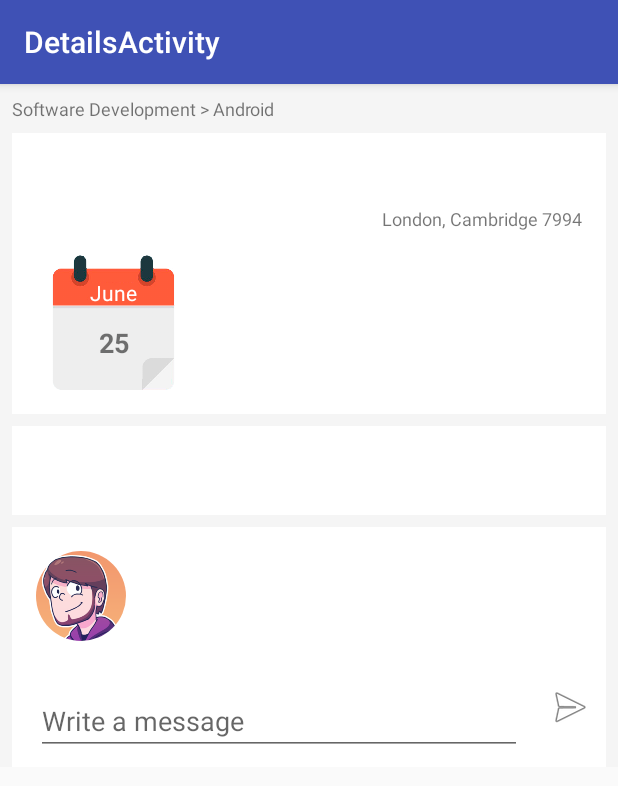
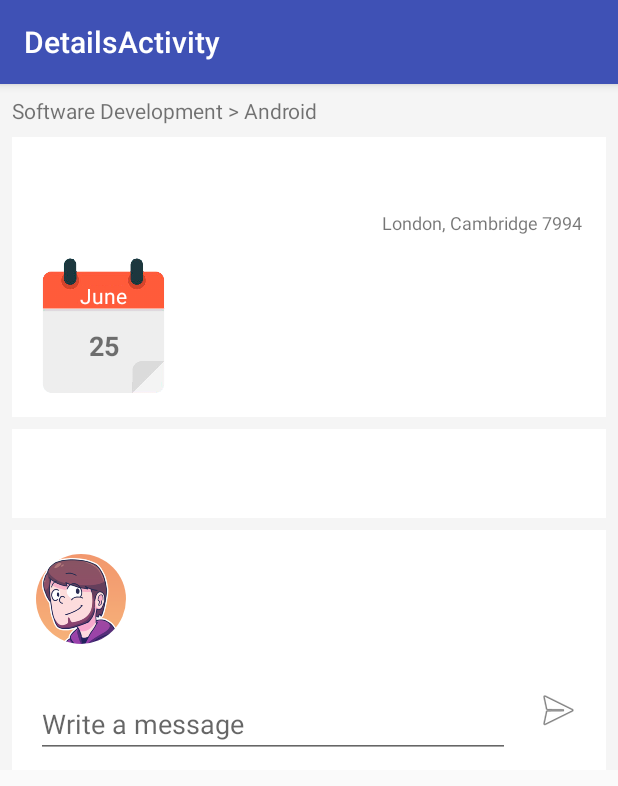
Before and after one commit to srihi/Civis, an Android app: the DetailsActivity screen opened directly, with no data from a screen before it, on a phone screen of 412 x 824 dp. Shown: the top 786 px of the screen. Run offline under Robolectric (Android 15) with nearby library versions, the light colour scheme and no system bars; our stand-ins replace ButterKnife, CircleImageView.

Commit message:
Update activity_details.xml

```diff
--- a/app/src/main/res/layout/activity_details.xml
+++ b/app/src/main/res/layout/activity_details.xml
@@ -43,24 +43,23 @@
                 android:id="@+id/price"
                 android:layout_width="wrap_content"
                 android:layout_height="wrap_content"
-            tools:text="25,00 €"
+                tools:text="$ 790,00"
                 android:layout_marginTop="8dp"
                 android:layout_marginBottom="8dp"
-            app:layout_constraintVertical_bias="0.647"
                 app:layout_constraintTop_toTopOf="@+id/imageView6"
                 app:layout_constraintBottom_toBottomOf="@+id/imageView6"
-            app:layout_constraintLeft_toLeftOf="@+id/details_location" />
+                app:layout_constraintRight_toRightOf="@+id/details_location"
+                />
 
             <ImageView
                 android:id="@+id/imageView6"
                 android:layout_width="90dp"
                 android:layout_height="90dp"
-            android:layout_marginTop="16dp"
+                android:layout_marginTop="15dp"
                 android:src="@drawable/cal"
                 app:layout_constraintTop_toBottomOf="@+id/details_location"
-            app:layout_constraintLeft_toLeftOf="parent"
-            app:layout_constraintRight_toLeftOf="@+id/guideline"
-            android:layout_marginRight="55dp" />
+                app:layout_constraintLeft_toLeftOf="@+id/details_title"
+                />
 
             <TextView
                 android:textAppearance="@style/TextAppearance.AppCompat.Medium"
@@ -179,7 +178,7 @@
                 android:layout_width="wrap_content"
                 android:layout_height="wrap_content"
                 android:src="@android:drawable/ic_menu_send"
-            android:layout_marginRight="8dp"
+                android:layout_marginRight="16dp"
                 app:layout_constraintRight_toRightOf="@+id/imageView2"
                 app:layout_constraintBottom_toBottomOf="@+id/imageView2"
                 android:layout_marginBottom="24dp"
@@ -187,7 +186,7 @@
                 android:layout_marginTop="8dp"
                 android:id="@+id/imageView5"
                 app:layout_constraintVertical_bias="1.0"
-            android:layout_marginEnd="8dp" />
+                android:layout_marginEnd="16dp" />
 
             <TextView
                 android:id="@+id/details_location"
@@ -203,7 +202,7 @@
                 android:id="@+id/category"
                 android:layout_width="wrap_content"
                 android:layout_height="wrap_content"
-            android:textSize="12sp"
+                android:textSize="14sp"
                 android:layout_marginTop="8dp"
                 android:text="Software Development > Android"
                 app:layout_constraintLeft_toLeftOf="@+id/imageView"
```
Lines whose indentation alone changed are shown as unchanged.
